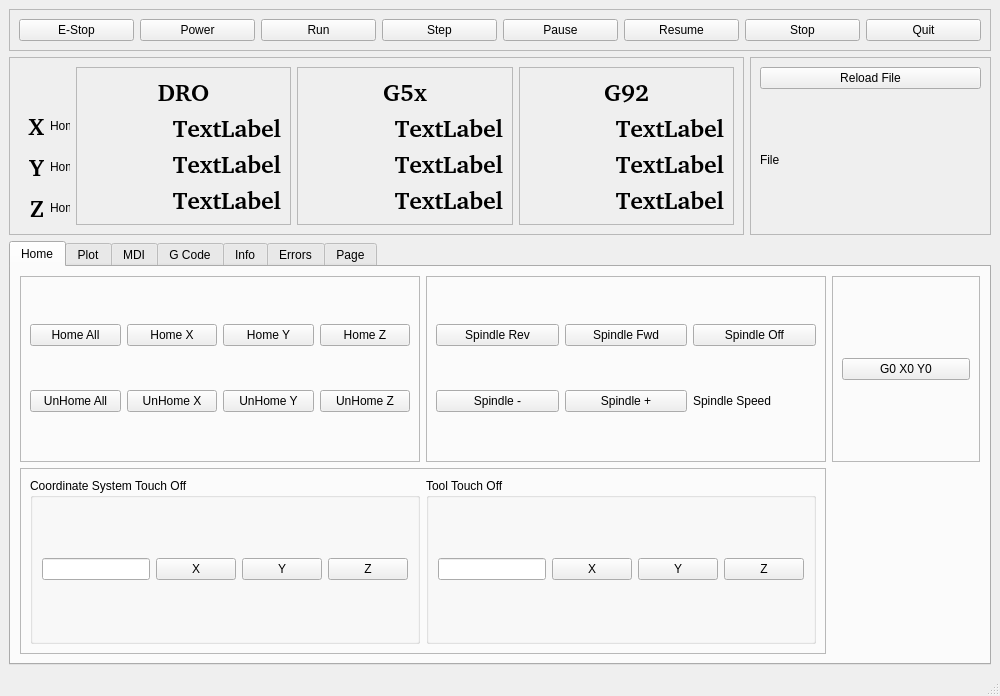
First picture: the form in examples/touch/touch.ui, repository jethornton/flexgui, before the edit.
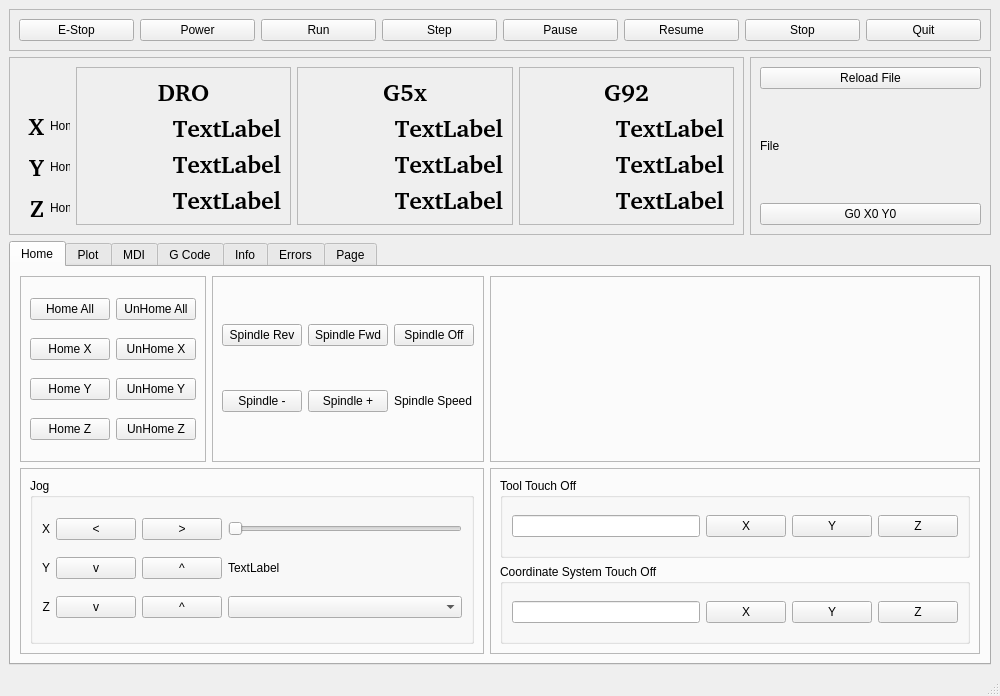
Second picture: the form after the edit. The open tabs and pages were chosen to show the change.

```diff
--- a/examples/touch/touch.ui
+++ b/examples/touch/touch.ui
@@ -15,6 +15,74 @@
   </property>
   <widget class="QWidget" name="centralwidget">
    <layout class="QGridLayout" name="gridLayout_5">
+    <item row="0" column="0" colspan="4">
+     <widget class="QFrame" name="frame">
+      <property name="frameShape">
+       <enum>QFrame::StyledPanel</enum>
+      </property>
+      <property name="frameShadow">
+       <enum>QFrame::Raised</enum>
+      </property>
+      <layout class="QGridLayout" name="gridLayout">
+       <item row="0" column="7">
+        <widget class="QPushButton" name="quit_pb">
+         <property name="text">
+          <string>Quit</string>
+         </property>
+        </widget>
+       </item>
+       <item row="0" column="4">
+        <widget class="QPushButton" name="pause_pb">
+         <property name="text">
+          <string>Pause</string>
+         </property>
+        </widget>
+       </item>
+       <item row="0" column="3">
+        <widget class="QPushButton" name="step_pb">
+         <property name="text">
+          <string>Step</string>
+         </property>
+        </widget>
+       </item>
+       <item row="0" column="1">
+        <widget class="QPushButton" name="power_pb">
+         <property name="text">
+          <string>Power</string>
+         </property>
+        </widget>
+       </item>
+       <item row="0" column="6">
+        <widget class="QPushButton" name="stop_pb">
+         <property name="text">
+          <string>Stop</string>
+         </property>
+        </widget>
+       </item>
+       <item row="0" column="2">
+        <widget class="QPushButton" name="run_pb">
+         <property name="text">
+          <string>Run</string>
+         </property>
+        </widget>
+       </item>
+       <item row="0" column="5">
+        <widget class="QPushButton" name="resume_pb">
+         <property name="text">
+          <string>Resume</string>
+         </property>
+        </widget>
+       </item>
+       <item row="0" column="0">
+        <widget class="QPushButton" name="estop_pb">
+         <property name="text">
+          <string>E-Stop</string>
+         </property>
+        </widget>
+       </item>
+      </layout>
+     </widget>
+    </item>
     <item row="3" column="0" colspan="4">
      <widget class="QTabWidget" name="tabWidget">
       <property name="currentIndex">
@@ -34,49 +102,35 @@
            <enum>QFrame::Raised</enum>
           </property>
           <layout class="QGridLayout" name="gridLayout_3">
-           <item row="0" column="0">
-            <widget class="QPushButton" name="home_all_pb">
-             <property name="text">
-              <string>Home All</string>
-             </property>
-            </widget>
-           </item>
-           <item row="1" column="0">
-            <widget class="QPushButton" name="unhome_all_pb">
-             <property name="text">
-              <string>UnHome All</string>
-             </property>
-            </widget>
-           </item>
-           <item row="0" column="3">
-            <widget class="QPushButton" name="home_pb_2">
-             <property name="text">
-              <string>Home Z</string>
-             </property>
-            </widget>
-           </item>
-           <item row="0" column="2">
+           <item row="2" column="0">
             <widget class="QPushButton" name="home_pb_1">
              <property name="text">
               <string>Home Y</string>
              </property>
             </widget>
            </item>
-           <item row="1" column="2">
+           <item row="0" column="1">
+            <widget class="QPushButton" name="unhome_all_pb">
+             <property name="text">
+              <string>UnHome All</string>
+             </property>
+            </widget>
+           </item>
+           <item row="0" column="0">
+            <widget class="QPushButton" name="home_all_pb">
+             <property name="text">
+              <string>Home All</string>
+             </property>
+            </widget>
+           </item>
+           <item row="2" column="1">
             <widget class="QPushButton" name="unhome_pb_1">
              <property name="text">
               <string>UnHome Y</string>
              </property>
             </widget>
            </item>
-           <item row="1" column="3">
-            <widget class="QPushButton" name="unhome_pb_2">
-             <property name="text">
-              <string>UnHome Z</string>
-             </property>
-            </widget>
-           </item>
-           <item row="0" column="1">
+           <item row="1" column="0">
             <widget class="QPushButton" name="home_pb_0">
              <property name="text">
               <string>Home X</string>
@@ -90,6 +144,20 @@
              </property>
             </widget>
            </item>
+           <item row="3" column="0">
+            <widget class="QPushButton" name="home_pb_2">
+             <property name="text">
+              <string>Home Z</string>
+             </property>
+            </widget>
+           </item>
+           <item row="3" column="1">
+            <widget class="QPushButton" name="unhome_pb_2">
+             <property name="text">
+              <string>UnHome Z</string>
+             </property>
+            </widget>
+           </item>
           </layout>
          </widget>
         </item>
@@ -155,21 +223,7 @@
           <property name="frameShadow">
            <enum>QFrame::Raised</enum>
           </property>
-          <layout class="QGridLayout" name="gridLayout_13">
-           <item row="0" column="0">
-            <widget class="QPushButton" name="mdi_pb_01">
-             <property name="text">
-              <string>G0 X0 Y0</string>
-             </property>
-             <property name="command" stdset="0">
-              <string>G0 X0 Y0</string>
-             </property>
-             <property name="function" stdset="0">
-              <string>mdi</string>
-             </property>
-            </widget>
-           </item>
-          </layout>
+          <layout class="QGridLayout" name="gridLayout_13"/>
          </widget>
         </item>
         <item row="1" column="0" colspan="2">
@@ -181,7 +235,150 @@
            <enum>QFrame::Raised</enum>
           </property>
           <layout class="QGridLayout" name="gridLayout_8">
+           <item row="0" column="0" rowspan="2">
+            <widget class="QGroupBox" name="groupBox_9">
+             <property name="title">
+              <string>Jog</string>
+             </property>
+             <layout class="QGridLayout" name="gridLayout_31">
+              <item row="0" column="2">
+               <widget class="QPushButton" name="jog_minus_pb_0">
+                <property name="text">
+                 <string>&lt;</string>
+                </property>
+               </widget>
+              </item>
+              <item row="1" column="0">
+               <widget class="QLabel" name="label_8">
+                <property name="text">
+                 <string>Y</string>
+                </property>
+                <property name="alignment">
+                 <set>Qt::AlignRight|Qt::AlignTrailing|Qt::AlignVCenter</set>
+                </property>
+               </widget>
+              </item>
+              <item row="3" column="2">
+               <widget class="QPushButton" name="jog_minus_pb_2">
+                <property name="text">
+                 <string>v</string>
+                </property>
+               </widget>
+              </item>
+              <item row="3" column="0">
+               <widget class="QLabel" name="label_9">
+                <property name="text">
+                 <string>Z</string>
+                </property>
+                <property name="alignment">
+                 <set>Qt::AlignRight|Qt::AlignTrailing|Qt::AlignVCenter</set>
+                </property>
+               </widget>
+              </item>
+              <item row="1" column="2">
+               <widget class="QPushButton" name="jog_minus_pb_1">
+                <property name="text">
+                 <string>v</string>
+                </property>
+               </widget>
+              </item>
+              <item row="0" column="3">
+               <widget class="QPushButton" name="jog_plus_pb_0">
+                <property name="text">
+                 <string>&gt;</string>
+                </property>
+               </widget>
+              </item>
+              <item row="0" column="0">
+               <widget class="QLabel" name="label_7">
+                <property name="text">
+                 <string>X</string>
+                </property>
+                <property name="alignment">
+                 <set>Qt::AlignRight|Qt::AlignTrailing|Qt::AlignVCenter</set>
+                </property>
+               </widget>
+              </item>
+              <item row="1" column="3">
+               <widget class="QPushButton" name="jog_plus_pb_1">
+                <property name="text">
+                 <string>^</string>
+                </property>
+               </widget>
+              </item>
+              <item row="3" column="3">
+               <widget class="QPushButton" name="jog_plus_pb_2">
+                <property name="text">
+                 <string>^</string>
+                </property>
+               </widget>
+              </item>
+              <item row="0" column="4">
+               <widget class="QSlider" name="jog_vel_sl">
+                <property name="orientation">
+                 <enum>Qt::Horizontal</enum>
+                </property>
+               </widget>
+              </item>
+              <item row="1" column="4">
+               <widget class="QLabel" name="jog_vel_lb">
+                <property name="text">
+                 <string>TextLabel</string>
+                </property>
+               </widget>
+              </item>
+              <item row="3" column="4">
+               <widget class="QComboBox" name="jog_modes_cb"/>
+              </item>
+             </layout>
+            </widget>
+           </item>
+          </layout>
+         </widget>
+        </item>
+        <item row="1" column="2">
+         <widget class="QFrame" name="frame_14">
+          <property name="frameShape">
+           <enum>QFrame::StyledPanel</enum>
+          </property>
+          <property name="frameShadow">
+           <enum>QFrame::Raised</enum>
+          </property>
+          <layout class="QGridLayout" name="gridLayout_32">
            <item row="0" column="0">
+            <widget class="QGroupBox" name="groupBox_2">
+             <property name="title">
+              <string>Tool Touch Off</string>
+             </property>
+             <layout class="QGridLayout" name="gridLayout_10">
+              <item row="0" column="1">
+               <widget class="QPushButton" name="tool_touchoff_x">
+                <property name="text">
+                 <string>X</string>
+                </property>
+               </widget>
+              </item>
+              <item row="0" column="3">
+               <widget class="QPushButton" name="tool_touchoff_z">
+                <property name="text">
+                 <string>Z</string>
+                </property>
+               </widget>
+              </item>
+              <item row="0" column="0">
+               <widget class="QLineEdit" name="tool_touchoff_le"/>
+              </item>
+              <item row="0" column="2">
+               <widget class="QPushButton" name="tool_touchoff_y">
+                <property name="text">
+                 <string>Y</string>
+                </property>
+               </widget>
+              </item>
+             </layout>
+            </widget>
+           </item>
+           <item row="1" column="0">
             <widget class="QGroupBox" name="groupBox">
              <property name="title">
               <string>Coordinate System Touch Off</string>
@@ -214,39 +411,6 @@
              </layout>
             </widget>
            </item>
-           <item row="0" column="1">
-            <widget class="QGroupBox" name="groupBox_2">
-             <property name="title">
-              <string>Tool Touch Off</string>
-             </property>
-             <layout class="QGridLayout" name="gridLayout_10">
-              <item row="0" column="2">
-               <widget class="QPushButton" name="tool_touchoff_y">
-                <property name="text">
-                 <string>Y</string>
-                </property>
-               </widget>
-              </item>
-              <item row="0" column="3">
-               <widget class="QPushButton" name="tool_touchoff_z">
-                <property name="text">
-                 <string>Z</string>
-                </property>
-               </widget>
-              </item>
-              <item row="0" column="1">
-               <widget class="QPushButton" name="tool_touchoff_x">
-                <property name="text">
-                 <string>X</string>
-                </property>
-               </widget>
-              </item>
-              <item row="0" column="0">
-               <widget class="QLineEdit" name="tool_touchoff_le"/>
-              </item>
-             </layout>
-            </widget>
-           </item>
           </layout>
          </widget>
         </item>
@@ -339,14 +503,7 @@
                <string>DRO Settings</string>
               </property>
               <layout class="QGridLayout" name="gridLayout_25">
-               <item row="1" column="0">
-                <widget class="QCheckBox" name="show_vel_cb">
-                 <property name="text">
-                  <string>Show Velocity</string>
-                 </property>
-                </widget>
-               </item>
-               <item row="3" column="0">
+               <item row="4" column="0">
                 <spacer name="verticalSpacer_2">
                  <property name="orientation">
                   <enum>Qt::Vertical</enum>
@@ -359,13 +516,34 @@
                  </property>
                 </spacer>
                </item>
+               <item row="1" column="0">
+                <widget class="QCheckBox" name="view_velocity_cb">
+                 <property name="text">
+                  <string>Show Velocity</string>
+                 </property>
+                </widget>
+               </item>
                <item row="0" column="0">
-                <widget class="QCheckBox" name="show_dro_cb">
+                <widget class="QCheckBox" name="view_dro_cb">
                  <property name="text">
                   <string>Show DRO</string>
                  </property>
                 </widget>
                </item>
+               <item row="2" column="0">
+                <widget class="QCheckBox" name="view_dtg_cb">
+                 <property name="text">
+                  <string>Show DTG</string>
+                 </property>
+                </widget>
+               </item>
+               <item row="3" column="0">
+                <widget class="QCheckBox" name="view_offsets_cb">
+                 <property name="text">
+                  <string>Show Offsets</string>
+                 </property>
+                </widget>
+               </item>
               </layout>
              </widget>
             </item>
@@ -804,13 +982,6 @@
        <enum>QFrame::Raised</enum>
       </property>
       <layout class="QGridLayout" name="gridLayout_6">
-       <item row="0" column="0">
-        <widget class="QPushButton" name="reload_pb">
-         <property name="text">
-          <string>Reload File</string>
-         </property>
-        </widget>
-       </item>
        <item row="1" column="0">
         <widget class="QLabel" name="file_lb">
          <property name="text">
@@ -818,71 +989,23 @@
          </property>
         </widget>
        </item>
-      </layout>
-     </widget>
-    </item>
-    <item row="0" column="0" colspan="4">
-     <widget class="QFrame" name="frame">
-      <property name="frameShape">
-       <enum>QFrame::StyledPanel</enum>
-      </property>
-      <property name="frameShadow">
-       <enum>QFrame::Raised</enum>
-      </property>
-      <layout class="QGridLayout" name="gridLayout">
-       <item row="0" column="7">
-        <widget class="QPushButton" name="quit_pb">
-         <property name="text">
-          <string>Quit</string>
-         </property>
-        </widget>
-       </item>
-       <item row="0" column="4">
-        <widget class="QPushButton" name="pause_pb">
-         <property name="text">
-          <string>Pause</string>
-         </property>
-        </widget>
-       </item>
-       <item row="0" column="3">
-        <widget class="QPushButton" name="step_pb">
-         <property name="text">
-          <string>Step</string>
-         </property>
-        </widget>
-       </item>
-       <item row="0" column="1">
-        <widget class="QPushButton" name="power_pb">
-         <property name="text">
-          <string>Power</string>
-         </property>
-        </widget>
-       </item>
-       <item row="0" column="6">
-        <widget class="QPushButton" name="stop_pb">
-         <property name="text">
-          <string>Stop</string>
-         </property>
-        </widget>
-       </item>
-       <item row="0" column="2">
-        <widget class="QPushButton" name="run_pb">
-         <property name="text">
-          <string>Run</string>
-         </property>
-        </widget>
-       </item>
-       <item row="0" column="5">
-        <widget class="QPushButton" name="resume_pb">
-         <property name="text">
-          <string>Resume</string>
-         </property>
-        </widget>
-       </item>
        <item row="0" column="0">
-        <widget class="QPushButton" name="estop_pb">
+        <widget class="QPushButton" name="reload_pb">
          <property name="text">
-          <string>E-Stop</string>
+          <string>Reload File</string>
+         </property>
+        </widget>
+       </item>
+       <item row="2" column="0">
+        <widget class="QPushButton" name="mdi_pb_01">
+         <property name="text">
+          <string>G0 X0 Y0</string>
+         </property>
+         <property name="command" stdset="0">
+          <string>G0 X0 Y0</string>
+         </property>
+         <property name="function" stdset="0">
+          <string>mdi</string>
          </property>
         </widget>
        </item>
```
